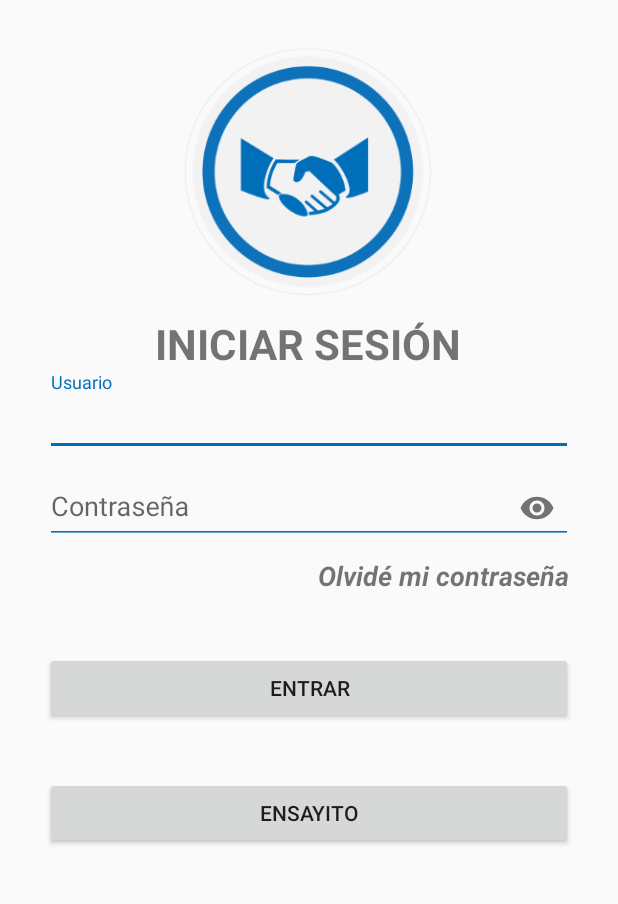
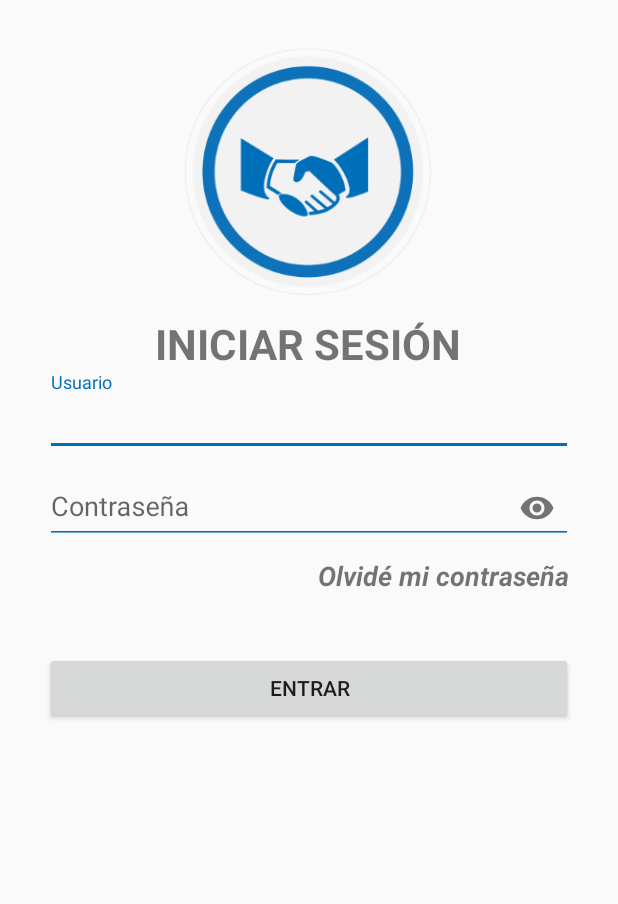
Before and after one commit to piparci/FreeMercR, an Android app: the screen it shows after launch (MainActivity), on a phone screen of 412 x 824 dp, the part 131-1035 px from its top. Run offline under Robolectric (Android 15) with nearby library versions, the phone set to English and light mode, and no system bars.

Commit message:
Repositorio 2

```diff
--- a/app/build.gradle
+++ b/app/build.gradle
@@ -9,7 +9,7 @@
     buildToolsVersion "29.0.3"
     defaultConfig {
         applicationId "com.example.freemercr"
-        minSdkVersion 15
+        minSdkVersion 16
         targetSdkVersion 29
         versionCode 1
         versionName "1.0"
--- a/app/src/main/AndroidManifest.xml
+++ b/app/src/main/AndroidManifest.xml
@@ -9,6 +9,7 @@
         android:roundIcon="@mipmap/ic_launcher_round"
         android:supportsRtl="true"
         android:theme="@style/AppTheme">
+        <activity android:name=".Inicio"></activity>
         <activity android:name=".MainActivity">
             <intent-filter>
                 <action android:name="android.intent.action.MAIN" />
--- a/app/src/main/res/layout/activity_main.xml
+++ b/app/src/main/res/layout/activity_main.xml
@@ -133,20 +133,6 @@
 
       </LinearLayout>
 
-      <LinearLayout
-          android:layout_width="match_parent"
-          android:layout_height="wrap_content"
-          android:layout_marginTop="35dp"
-          android:orientation="vertical">
-
-        <Button
-            android:layout_width="match_parent"
-            android:layout_height="wrap_content"
-            android:layout_marginHorizontal="30dp"
-            android:text="Ensayito" />
-
-      </LinearLayout>
-
     </LinearLayout>
   </ScrollView>
 
--- a/app/src/main/res/values/strings.xml
+++ b/app/src/main/res/values/strings.xml
@@ -1,3 +1,3 @@
 <resources>
-    <string name="app_name">FreeMerc</string>
+  <string name="app_name">FreeMerc</string>
 </resources>
```
Also changed, not shown: app/src/main/java/com/example/freemercr/Inicio.kt (added, +11 -0 lines), app/src/main/res/layout/inicio.xml (added, +10 -0 lines).
